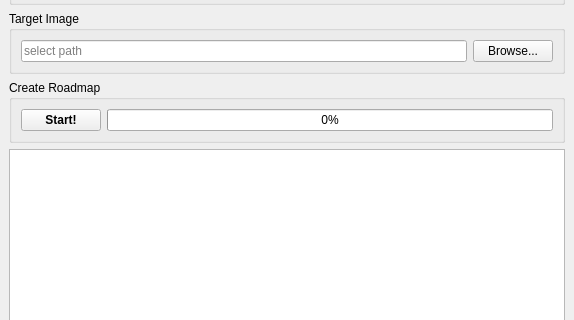
Above: mainwindow.ui from ma7t3/OmsiRoadmapTool before the change; both pictures show x 0 to 574 and y 155 to 475 of the 574 by 607 pixel window. Below: the same form after it.
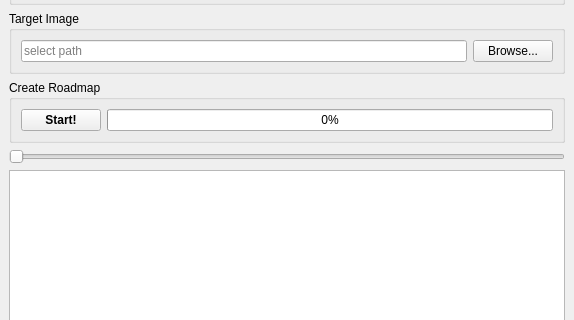
That is the form after the change.

Commit message: implemented drawing terrain hight

Diff of the .ui file:
```diff
--- a/mainwindow.ui
+++ b/mainwindow.ui
@@ -123,6 +123,16 @@
       </layout>
      </widget>
     </item>
+    <item>
+     <widget class="QSlider" name="hsTerrainFactor">
+      <property name="maximum">
+       <number>50</number>
+      </property>
+      <property name="orientation">
+       <enum>Qt::Horizontal</enum>
+      </property>
+     </widget>
+    </item>
     <item>
      <widget class="QListWidget" name="lwLog"/>
     </item>
```
The commit also changes 4 other files.
